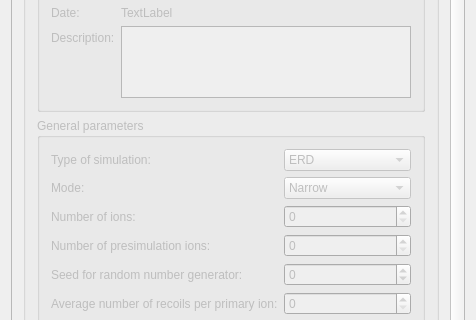
Above: ui_files/ui_element_simulation_settings.ui from JYU-IBA/potku before the change; both pictures show x 0 to 476 and y 161 to 481 of the 476 by 655 pixel window. Below: the same form after it.
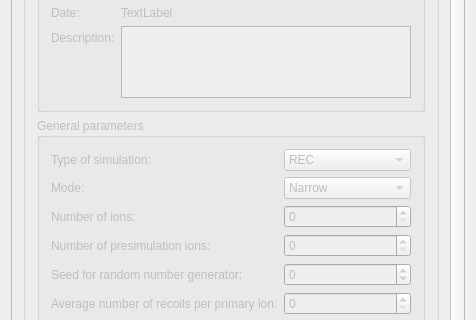
That is the form after the change.

What changed in the file:
```diff
--- a/ui_files/ui_element_simulation_settings.ui
+++ b/ui_files/ui_element_simulation_settings.ui
@@ -470,7 +470,7 @@
                  </property>
                  <item>
                   <property name="text">
-                   <string>ERD</string>
+                   <string>REC</string>
                   </property>
                  </item>
                  <item>
```
Left out of the diff: 2 changed lines with no effect on the pictures.
